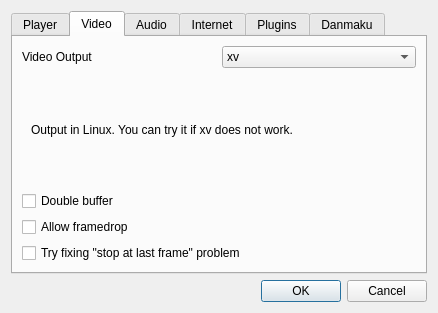
Before: the Qt Designer form src/settingsdialog.ui in coslyk/moonplayer, drawn with Qt 5.
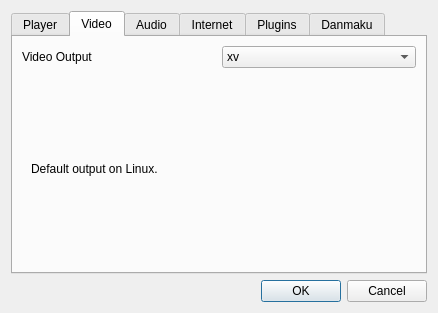
After: the same form once the commit is applied. The open tabs and pages were chosen to show the change.

The edit to the form file:
```diff
--- a/src/settingsdialog.ui
+++ b/src/settingsdialog.ui
@@ -135,7 +135,7 @@
            <item>
             <widget class="QLabel" name="xvLabel">
              <property name="text">
-              <string>The default output in Linux. Cannot be used in Windows.</string>
+              <string>Default output on Linux.</string>
              </property>
              <property name="wordWrap">
               <bool>true</bool>
@@ -204,52 +204,6 @@
            </item>
           </layout>
          </widget>
-         <widget class="QWidget" name="page_6">
-          <layout class="QHBoxLayout" name="horizontalLayout_2">
-           <item>
-            <widget class="QLabel" name="x11Label">
-             <property name="text">
-              <string>Output in Linux. You can try it if xv does not work.</string>
-             </property>
-             <property name="wordWrap">
-              <bool>true</bool>
-             </property>
-            </widget>
-           </item>
-          </layout>
-         </widget>
-         <widget class="QWidget" name="page_8">
-          <layout class="QHBoxLayout" name="horizontalLayout_4">
-           <item>
-            <widget class="QLabel" name="cacaLabel">
-             <property name="text">
-              <string>Try it and you will know what it is!</string>
-             </property>
-            </widget>
-           </item>
-          </layout>
-         </widget>
-        </widget>
-       </item>
-       <item>
-        <widget class="QCheckBox" name="doubleCheckBox">
-         <property name="text">
-          <string>Double buffer</string>
-         </property>
-        </widget>
-       </item>
-       <item>
-        <widget class="QCheckBox" name="dropCheckBox">
-         <property name="text">
-          <string>Allow framedrop</string>
-         </property>
-        </widget>
-       </item>
-       <item>
-        <widget class="QCheckBox" name="fixCheckBox">
-         <property name="text">
-          <string>Try fixing &quot;stop at last frame&quot; problem</string>
-         </property>
         </widget>
        </item>
       </layout>
```
Left out of the diff: 131 changed lines with no effect on the pictures.
